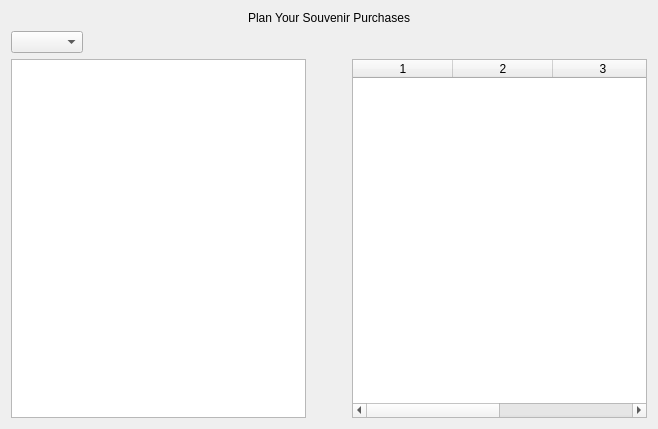
Above: src/form/purchasewindow.ui from home-run/subtle-cosmic-moose before the change. Below: the same form after it.
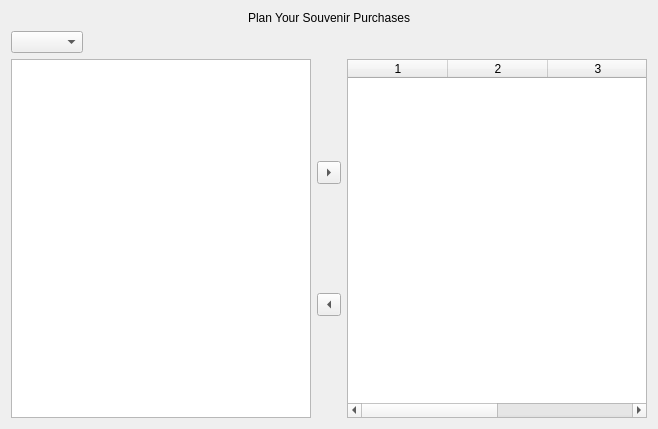
That is the form after the change.

Commit message: #52 added add/delete buttons and fixed more bugs...

What changed in the file:
```diff
--- a/src/form/purchasewindow.ui
+++ b/src/form/purchasewindow.ui
@@ -52,20 +52,67 @@
         <widget class="QTableView" name="purchaseWindow_tableView_souvenirList"/>
        </item>
        <item>
-        <spacer name="horizontalSpacer">
+        <layout class="QVBoxLayout" name="verticalLayout_2">
+         <item>
+          <spacer name="verticalSpacer_3">
          <property name="orientation">
-          <enum>Qt::Horizontal</enum>
-         </property>
-         <property name="sizeType">
-          <enum>QSizePolicy::Minimum</enum>
-         </property>
+            <enum>Qt::Vertical</enum>
+           </property>
+           <property name="sizeHint" stdset="0">
+            <size>
+             <width>20</width>
+             <height>40</height>
+            </size>
+           </property>
+          </spacer>
+         </item>
+         <item>
+          <widget class="QToolButton" name="toolButton">
+           <property name="text">
+            <string>...</string>
+           </property>
+           <property name="arrowType">
+            <enum>Qt::RightArrow</enum>
+           </property>
+          </widget>
+         </item>
+         <item>
+          <spacer name="verticalSpacer">
+           <property name="orientation">
+            <enum>Qt::Vertical</enum>
+           </property>
          <property name="sizeHint" stdset="0">
           <size>
-           <width>40</width>
-           <height>20</height>
+             <width>20</width>
+             <height>40</height>
           </size>
          </property>
         </spacer>
+         </item>
+         <item>
+          <widget class="QToolButton" name="toolButton_2">
+           <property name="text">
+            <string>...</string>
+           </property>
+           <property name="arrowType">
+            <enum>Qt::LeftArrow</enum>
+           </property>
+          </widget>
+         </item>
+         <item>
+          <spacer name="verticalSpacer_2">
+           <property name="orientation">
+            <enum>Qt::Vertical</enum>
+           </property>
+           <property name="sizeHint" stdset="0">
+            <size>
+             <width>20</width>
+             <height>40</height>
+            </size>
+           </property>
+          </spacer>
+         </item>
+        </layout>
        </item>
        <item>
         <widget class="QTableWidget" name="purchaseWindow_tableWidget_shoppingCart">
```
Lines whose indentation alone changed are shown as unchanged. The commit also changes 2 other files.
